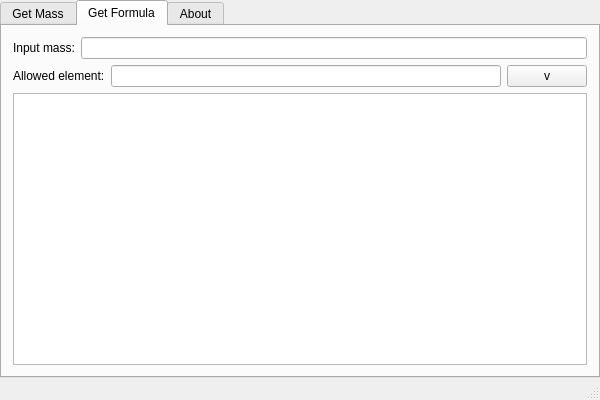
Before: the Qt Designer form src/mainwindow.ui in zwpwjwtz/MassCalculator, drawn with Qt 5.
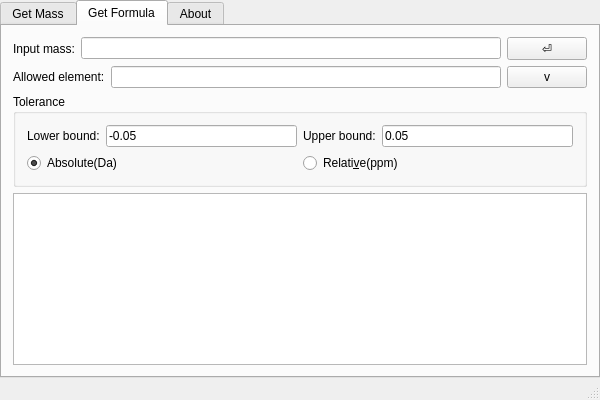
After: the same form once the commit is applied. The open tabs and pages were chosen to show the change. Icons and pictures are not drawn.

Commit message: Implement a basic formula generator.

The edit to the form file:
```diff
--- a/src/mainwindow.ui
+++ b/src/mainwindow.ui
@@ -126,6 +126,13 @@
           <item>
            <widget class="QLineEdit" name="textInputMass"/>
           </item>
+          <item>
+           <widget class="QPushButton" name="buttonGetFormula">
+            <property name="text">
+             <string>⏎</string>
+            </property>
+           </widget>
+          </item>
          </layout>
         </item>
         <item>
@@ -157,7 +164,69 @@
          </layout>
         </item>
         <item>
-         <widget class="QListView" name="listResultFormula"/>
+         <widget class="QGroupBox" name="groupBox">
+          <property name="title">
+           <string>Tolerance</string>
+          </property>
+          <layout class="QVBoxLayout" name="verticalLayout_8">
+           <item>
+            <layout class="QHBoxLayout" name="horizontalLayout_5">
+             <item>
+              <widget class="QLabel" name="labelMassToleranceLeft">
+               <property name="text">
+                <string>Lower bound:</string>
+               </property>
+              </widget>
+             </item>
+             <item>
+              <widget class="QLineEdit" name="textMassToleranceLeft">
+               <property name="text">
+                <string notr="true">-0.05</string>
+               </property>
+              </widget>
+             </item>
+             <item>
+              <widget class="QLabel" name="labelMassToleranceRight">
+               <property name="text">
+                <string>Upper bound:</string>
+               </property>
+              </widget>
+             </item>
+             <item>
+              <widget class="QLineEdit" name="textMassToleranceRight">
+               <property name="text">
+                <string notr="true">0.05</string>
+               </property>
+              </widget>
+             </item>
+            </layout>
+           </item>
+           <item>
+            <layout class="QHBoxLayout" name="horizontalLayout_8">
+             <item>
+              <widget class="QRadioButton" name="radioMassToleranceAbsolute">
+               <property name="text">
+                <string>Absolute(Da)</string>
+               </property>
+               <property name="checked">
+                <bool>true</bool>
+               </property>
+              </widget>
+             </item>
+             <item>
+              <widget class="QRadioButton" name="radioMassToleranceRelative">
+               <property name="text">
+                <string>Relati&amp;ve(ppm)</string>
+               </property>
+              </widget>
+             </item>
+            </layout>
+           </item>
+          </layout>
+         </widget>
+        </item>
+        <item>
+         <widget class="QTableView" name="listResultFormula"/>
         </item>
        </layout>
       </widget>
```
Left out of the diff: 15 changed lines with no effect on the pictures. The commit also changes 20 other files.
